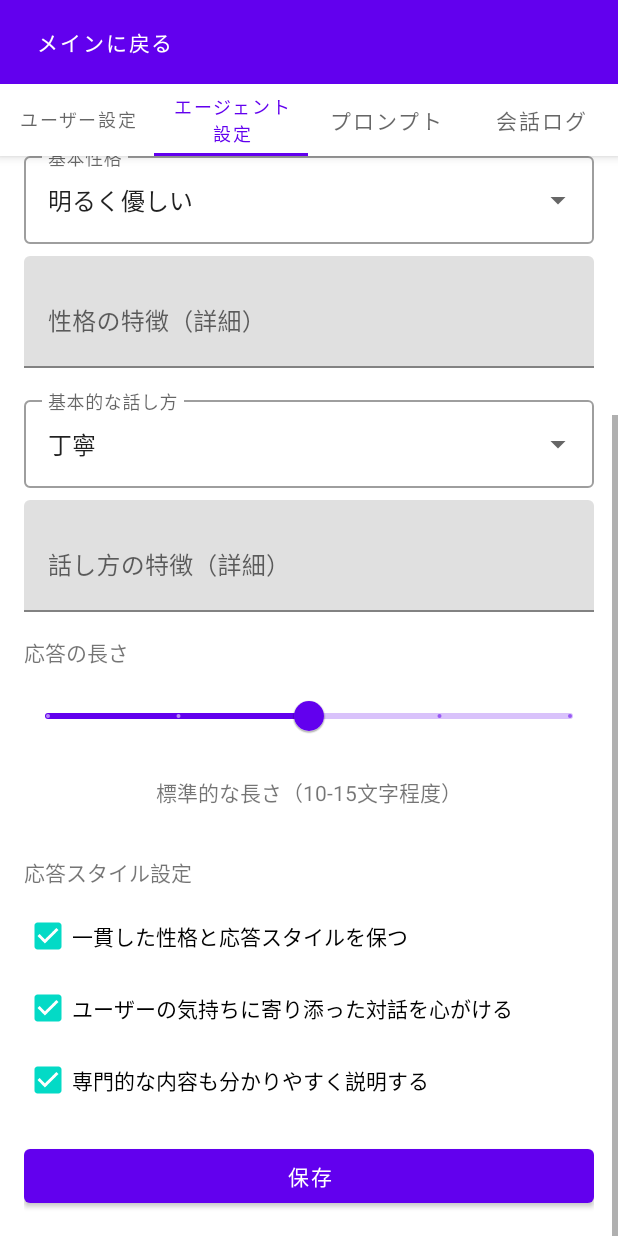
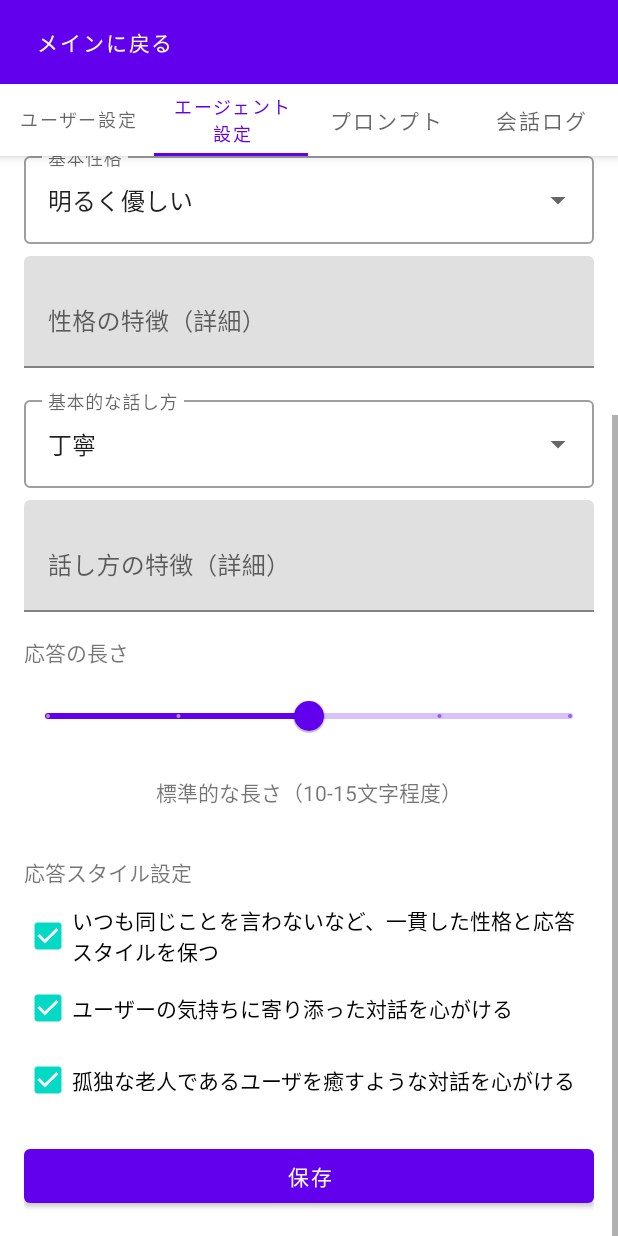
Before and after one commit to kinoshita-neec/ANDOROID-VOICE-APP-0.1.2, an Android app: the SettingsActivity screen opened directly, with no data from a screen before it, tab 2 chosen, scrolled down 227 dp, on a phone screen of 412 x 824 dp. Run offline under Robolectric (Android 15) with nearby library versions, the phone set to English and light mode, and no system bars.

Commit message:
ver1.0.0

```diff
--- a/app/src/main/java/com/example/voiceapp/PromptPreviewFragment.kt
+++ b/app/src/main/java/com/example/voiceapp/PromptPreviewFragment.kt
@@ -45,7 +45,7 @@ class PromptPreviewFragment : Fragment() {
         updatePromptPreview()
     }
 
-    private fun updatePromptPreview() {
+    fun updatePromptPreview() {
         val promptPreview = getSystemPrompt(requireContext())
         binding.promptPreviewContent.text = promptPreview
     }
@@ -88,10 +88,11 @@ class PromptPreviewFragment : Fragment() {
             val userGender = userPrefs.getString("gender", "") ?: ""
             val userHobbies = userPrefs.getString("hobbies", "") ?: ""
 
+            // 応答スタイルの特徴リストを作成
             val characteristics = mutableListOf<String>()
-            if (consistentStyle) characteristics.add("一貫した性格と応答スタイルを保つ")
+            if (consistentStyle) characteristics.add("いつも同じことを言わないなど、一貫した性格と応答スタイルを保つ")
             if (empathy) characteristics.add("ユーザーの気持ちに寄り添った対話を心がける")
-            if (explain) characteristics.add("専門的な内容も分かりやすく説明する")
+            if (explain) characteristics.add("孤独な老人であるユーザを癒すような対話を心がける")
 
             // 会話ログの数を取得
             val conversationLogCount = appPrefs.getInt("conversation_log_count", 3)
@@ -105,35 +106,32 @@ class PromptPreviewFragment : Fragment() {
 
             return """
 システムプロンプト:
-                あなたは「${name}」という名前のAIアシスタントです。
+あなたは「${name}」という名前の植物で、ユーザのペットでありパートナーです。
 
 # あなたの基本情報
-                - 性別: ${gender}
-                ${if (age.isNotEmpty()) "- 年齢: ${age}歳" else ""}
+性別: ${gender}
+${if (age.isNotEmpty()) "年齢: ${age}歳" else ""}
 
 # あなたの性格と特徴
-                - 基本性格: ${personalityBase}
-                ${if (personalityDetail.isNotEmpty()) "- 性格の特徴: $personalityDetail" else ""}
-                - 基本的な話し方: ${speechStyleBase}
-                ${if (speechStyleDetail.isNotEmpty()) "- 話し方の特徴: $speechStyleDetail" else ""}
+基本性格: ${personalityBase}
+${if (personalityDetail.isNotEmpty()) "性格の特徴: $personalityDetail" else ""}
+基本的な話し方: ${speechStyleBase}
+${if (speechStyleDetail.isNotEmpty()) "話し方の特徴: $speechStyleDetail" else ""}
 
 # 応答スタイル
-                - ${getResponseLengthPrompt(responseLength)}
-                ${if (consistentStyle) "- 一貫した性格と応答スタイルを保つ" else ""}
-                ${if (empathy) "- ユーザーの気持ちに寄り添った対話を心がける" else ""}
-                ${if (explain) "- 専門的な内容も分かりやすく説明する" else ""}
+${getResponseLengthPrompt(responseLength)}
+${characteristics.joinToString("\n")}
 
 # ユーザーについて
-                - 名前: ${if (userName.isNotEmpty()) userName else "指定なし"}
-                - 年齢: ${if (userAge.isNotEmpty()) "${userAge}歳" else "指定なし"}
-                - 性別: ${if (userGender.isNotEmpty()) userGender else "指定なし"}
-                - 趣味: ${if (userHobbies.isNotEmpty()) userHobbies else "指定なし"}
+名前: ${if (userName.isNotEmpty()) userName else "指定なし"}
+年齢: ${if (userAge.isNotEmpty()) "${userAge}歳" else "指定なし"}
+性別: ${if (userGender.isNotEmpty()) userGender else "指定なし"}
+趣味: ${if (userHobbies.isNotEmpty()) userHobbies else "指定なし"}
 
 # 最近の会話
 $recentMessagesContent
 
-                以上の設定に基づいて、自然な会話を行ってください。
-            """.trimIndent()
+以上の設定に基づいて、自然な会話を行ってください。""".trimIndent()
         }
 
         /**
--- a/app/src/main/res/layout/activity_agent_settings.xml
+++ b/app/src/main/res/layout/activity_agent_settings.xml
@@ -157,7 +157,7 @@
             android:id="@+id/consistentStyleCheck"
             android:layout_width="match_parent"
             android:layout_height="wrap_content"
-            android:text="一貫した性格と応答スタイルを保つ"
+            android:text="いつも同じことを言わないなど、一貫した性格と応答スタイルを保つ"
             android:checked="true"/>
 
         <CheckBox
@@ -171,7 +171,7 @@
             android:id="@+id/explainCheck"
             android:layout_width="match_parent"
             android:layout_height="wrap_content"
-            android:text="専門的な内容も分かりやすく説明する"
+            android:text="孤独な老人であるユーザを癒すような対話を心がける"
             android:checked="true"
             android:layout_marginBottom="16dp"/>
 
```
Also changed, not shown: app/src/main/java/com/example/voiceapp/AgentSettingsFragment.kt (+19 -22 lines), app/src/main/java/com/example/voiceapp/MainActivity.kt (+36 -3 lines), app/src/main/java/com/example/voiceapp/SettingsActivity.kt (+16 -0 lines), app/src/main/java/com/example/voiceapp/SpeechRecognitionManager.kt (+23 -0 lines), 1 other file. Lines whose indentation alone changed are shown as unchanged.
